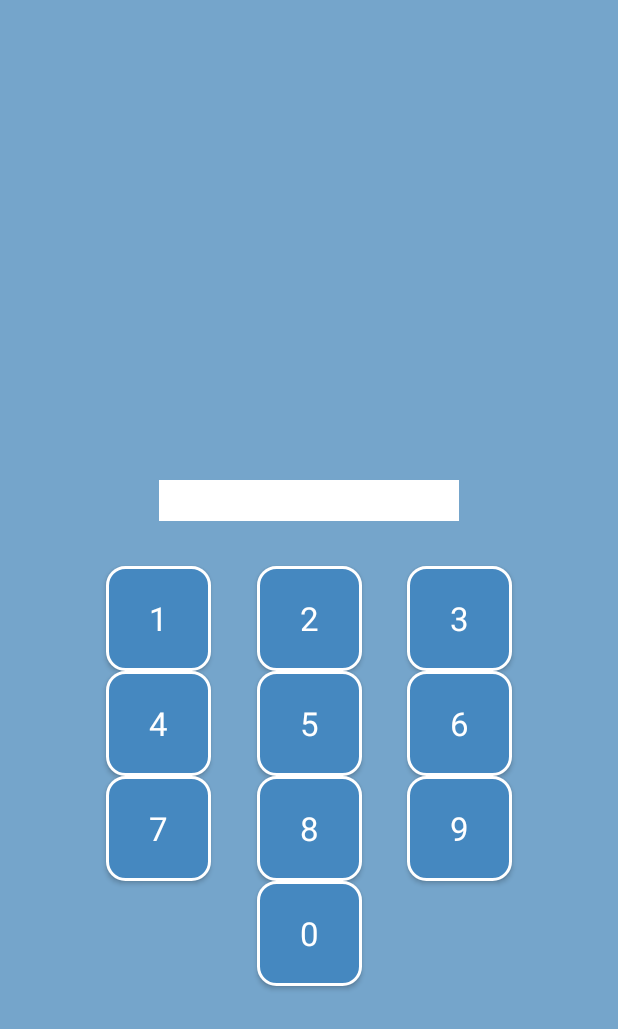
After one commit to VictorAstinov/BigBrainAcademy, an Android app: the WrittenMathScreen screen opened directly, with no data from a screen before it, on a phone screen of 412 x 824 dp. The commit adds this screen. Shown: the top 1029 px of the screen. Run offline under Robolectric (Android 15) with nearby library versions, the phone set to English and light mode, and no system bars.

Commit message:
Added prototype for WrittenMath minigame. Added textures and changed themes to fullscreen mode.

```diff
--- a/app/build.gradle
+++ b/app/build.gradle
@@ -35,6 +35,7 @@ dependencies {
 
     implementation 'androidx.appcompat:appcompat:1.0.0'
     implementation 'androidx.constraintlayout:constraintlayout:1.1.3'
+    implementation 'com.google.android.material:material:1.4.0'
     testImplementation 'junit:junit:4.13.2'
     androidTestImplementation 'androidx.test.ext:junit:1.1.1'
     androidTestImplementation 'androidx.test.espresso:espresso-core:3.1.0'
--- a/app/src/main/AndroidManifest.xml
+++ b/app/src/main/AndroidManifest.xml
@@ -9,6 +9,9 @@
         android:roundIcon="@mipmap/ic_launcher_round"
         android:supportsRtl="true"
         android:theme="@style/Theme.BigBrainAcademy">
+        <activity
+            android:name=".WrittenMathScreen"
+            android:exported="false" />
         <activity
             android:name=".TestScreen"
             android:exported="false" />
--- a/app/src/main/java/com/example/bigbrainacademy/AbstractAnalyzeGame.java
+++ b/app/src/main/java/com/example/bigbrainacademy/AbstractAnalyzeGame.java
@@ -1,4 +1,4 @@
 package com.example.bigbrainacademy;
 
-public class AbstractAnalyzeGame {
+public class AbstractAnalyzeGame extends AbstractGame{
 }
--- a/app/src/main/java/com/example/bigbrainacademy/AbstractComputeGame.java
+++ b/app/src/main/java/com/example/bigbrainacademy/AbstractComputeGame.java
@@ -1,4 +1,7 @@
 package com.example.bigbrainacademy;
 
-public class AbstractComputeGame {
+public class AbstractComputeGame extends AbstractGame {
+    public AbstractComputeGame() {
+        super();
+    }
 }
--- a/app/src/main/java/com/example/bigbrainacademy/AbstractGame.java
+++ b/app/src/main/java/com/example/bigbrainacademy/AbstractGame.java
@@ -16,5 +16,4 @@ public abstract class AbstractGame {
 
     }
     // pure virtual functions to be overridden by subclasses
-
 }
--- a/app/src/main/java/com/example/bigbrainacademy/AbstractIdentifyGame.java
+++ b/app/src/main/java/com/example/bigbrainacademy/AbstractIdentifyGame.java
@@ -1,4 +1,4 @@
 package com.example.bigbrainacademy;
 
-public class AbstractIdentifyGame extends AbstractGame{
+public class AbstractIdentifyGame extends AbstractGame {
 }
--- a/app/src/main/java/com/example/bigbrainacademy/AbstractThinkGame.java
+++ b/app/src/main/java/com/example/bigbrainacademy/AbstractThinkGame.java
@@ -1,4 +1,4 @@
 package com.example.bigbrainacademy;
 
-public class AbstractThinkGame extends AbstractGame{
+public class AbstractThinkGame extends AbstractGame {
 }
--- a/app/src/main/java/com/example/bigbrainacademy/ChoiceScreen.java
+++ b/app/src/main/java/com/example/bigbrainacademy/ChoiceScreen.java
@@ -12,6 +12,7 @@ import com.example.bigbrainacademy.databinding.ActivityMainBinding;
 public class ChoiceScreen extends AppCompatActivity implements ActivityInterface{
   private View view;
   private ActivityChoiceScreenBinding bind;
+
   @Override
   protected void onCreate(Bundle savedInstanceState) {
     super.onCreate(savedInstanceState);
--- a/app/src/main/java/com/example/bigbrainacademy/MainActivity.java
+++ b/app/src/main/java/com/example/bigbrainacademy/MainActivity.java
@@ -5,6 +5,7 @@ import android.content.Intent;
 import androidx.appcompat.app.AppCompatActivity;
 import android.os.Bundle;
 import android.view.View;
+import android.view.WindowManager;
 import android.widget.Button;
 import com.example.bigbrainacademy.databinding.ActivityMainBinding;
 
@@ -29,11 +30,14 @@ public class MainActivity extends AppCompatActivity implements ActivityInterface
   public void init_view() {
     bind = ActivityMainBinding.inflate(getLayoutInflater());
     view = bind.getRoot();
+    /* toggles full screen
+    getWindow().setFlags(WindowManager.LayoutParams.FLAG_FULLSCREEN, WindowManager.LayoutParams.FLAG_FULLSCREEN);
+     */
     setContentView(view);
   }
   @Override
   public void init_buttons() {
     Button start_button = findViewById(R.id.start_screen_button);
-    start_button.setOnClickListener((x) -> startActivity(new Intent(MainActivity.this, ChoiceScreen.class)));
+    start_button.setOnClickListener((x) -> startActivity(new Intent(this, ChoiceScreen.class)));
   }
 }
--- /dev/null
+++ b/app/src/main/java/com/example/bigbrainacademy/MatchmakerGame.java
@@ -0,0 +1,5 @@
+package com.example.bigbrainacademy;
+
+public class MatchmakerGame extends AbstractIdentifyGame {
+
+}
--- /dev/null
+++ b/app/src/main/java/com/example/bigbrainacademy/Model.java
@@ -0,0 +1,6 @@
+package com.example.bigbrainacademy;
+
+// base class
+public class Model {
+
+}
--- a/app/src/main/java/com/example/bigbrainacademy/PracticeScreen.java
+++ b/app/src/main/java/com/example/bigbrainacademy/PracticeScreen.java
@@ -1,6 +1,8 @@
 package com.example.bigbrainacademy;
 
 import androidx.appcompat.app.AppCompatActivity;
+
+import android.content.Intent;
 import android.os.Bundle;
 import android.view.View;
 import android.widget.Button;
@@ -25,10 +27,10 @@ public class PracticeScreen extends AppCompatActivity implements ActivityInterfa
     bind = ActivityPracticeScreenBinding.inflate(getLayoutInflater());
     view = bind.getRoot();
     setContentView(view);
+    startActivity(new Intent(this, WrittenMathScreen.class));
   }
 
   @Override
   public void init_buttons() {
-
   }
 }
--- a/app/src/main/java/com/example/bigbrainacademy/TestScreen.java
+++ b/app/src/main/java/com/example/bigbrainacademy/TestScreen.java
@@ -1,17 +1,21 @@
 package com.example.bigbrainacademy;
 
 import androidx.appcompat.app.AppCompatActivity;
+
+import android.content.Intent;
+import android.graphics.Color;
 import android.os.Bundle;
 import android.os.CountDownTimer;
 import android.view.View;
+import android.widget.Button;
 import android.widget.TextView;
 
 import com.example.bigbrainacademy.databinding.ActivityTestScreenBinding;
 
 // view for the test part of the game
-public class TestScreen extends AppCompatActivity implements ActivityInterface{
-  ActivityTestScreenBinding bind;
-  View view;
+public class TestScreen extends AppCompatActivity implements ActivityInterface {
+  private ActivityTestScreenBinding bind;
+  private View view;
   @Override
   protected void onCreate(Bundle savedInstanceState) {
     super.onCreate(savedInstanceState);
@@ -32,6 +36,7 @@ public class TestScreen extends AppCompatActivity implements ActivityInterface{
       @Override
       public void onFinish() {
         text.setText(R.string.test_screen_countdown_end);
+        startActivity(new Intent(TestScreen.this, WrittenMathScreen.class));
       }
     }.start();
   }
--- /dev/null
+++ b/app/src/main/java/com/example/bigbrainacademy/WrittenMath.java
@@ -0,0 +1,38 @@
+package com.example.bigbrainacademy;
+
+// model for the written math minigame
+public class WrittenMath extends AbstractComputeGame {
+    private String input;
+    private String answer;
+    private String problem;
+
+    public WrittenMath() {
+        super();
+        input = new String("");
+        generateProblem();
+    }
+
+    public void addDigit(char c) {
+        input = input + c;
+    }
+
+    public String getInput() {
+        return input;
+    }
+
+    // makes problem and returns a formatted string, sets answer after generating problem
+    private void generateProblem() {
+        // TODO: make algorithm for generating problems
+        answer = new String("123");
+    }
+
+    public boolean isContinue() {
+        return (answer.charAt(input.length() - 1) == input.charAt(input.length() - 1));
+    }
+
+    public boolean isCorrect() {
+        return answer.equals(input);
+    }
+
+
+}
--- /dev/null
+++ b/app/src/main/java/com/example/bigbrainacademy/WrittenMathScreen.java
@@ -0,0 +1,116 @@
+package com.example.bigbrainacademy;
+
+import static com.example.bigbrainacademy.R.*;
+
+import androidx.appcompat.app.AppCompatActivity;
+import com.example.bigbrainacademy.databinding.ActivityWrittenMathScreenBinding;
+import android.os.Bundle;
+import android.view.View;
+import android.widget.Button;
+import android.widget.TextView;
+
+public class WrittenMathScreen extends AppCompatActivity implements ActivityInterface, View.OnClickListener {
+    private WrittenMath calcState;
+    private ActivityWrittenMathScreenBinding bind;
+    private View view;
+
+    @Override
+    protected void onCreate(Bundle savedInstanceState) {
+        super.onCreate(savedInstanceState);
+        // TODO: Buttons must be initialized after the view, move all init_button calls to the end of init_view
+        init_view();
+        init_buttons();
+    }
+
+    @Override
+    public void init_buttons() {
+        Button zero = findViewById(id.calc_0);
+        Button one = findViewById(id.calc_1);
+        Button two = findViewById(id.calc_2);
+        Button three = findViewById(id.calc_3);
+        Button four = findViewById(id.calc_4);
+        Button five = findViewById(id.calc_5);
+        Button six = findViewById(id.calc_6);
+        Button seven = findViewById(id.calc_7);
+        Button eight = findViewById(id.calc_8);
+        Button nine = findViewById(id.calc_9);
+        zero.setOnClickListener(this);
+        one.setOnClickListener(this);
+        two.setOnClickListener(this);
+        three.setOnClickListener(this);
+        four.setOnClickListener(this);
+        five.setOnClickListener(this);
+        six.setOnClickListener(this);
+        seven.setOnClickListener(this);
+        eight.setOnClickListener(this);
+        nine.setOnClickListener(this);
+    }
+
+    @Override
+    public void init_view() {
+        bind = ActivityWrittenMathScreenBinding.inflate(getLayoutInflater());
+        view = bind.getRoot();
+        setContentView(view);
+        calcState = new WrittenMath();
+    }
+
+    @Override
+    public void onClick(View v) {
+        char digit = 0;
+        switch (v.getId()) {
+            case id.calc_0:
+                digit = '0';
+                break;
+            case id.calc_1:
+                digit = '1';
+                break;
+            case id.calc_2:
+                digit = '2';
+                break;
+            case id.calc_3:
+                digit = '3';
+                break;
+            case id.calc_4:
+                digit = '4';
+                break;
+            case id.calc_5:
+                digit = '5';
+                break;
+            case id.calc_6:
+                digit = '6';
+                break;
+            case id.calc_7:
+                digit  = '7';
+                break;
+            case id.calc_8:
+                digit = '8';
+                break;
+            case id.calc_9:
+                digit = '9';
+                break;
+        }
+        calcState.addDigit(digit);
+        update_answer();
+        check_answer();
+
+    }
+
+    private void update_answer() {
+        TextView text = view.findViewById(id.input_box_written_math_screen);
+        text.setText(calcState.getInput());
+    }
+
+    private void check_answer() {
+        if (calcState.isCorrect()) {
+            // do correct answer stuff here
+            view.setBackgroundColor(getResources().getColor(color.green, getTheme()));
+        }
+        else {
+            // check if there should be more input
+            if (!calcState.isContinue()) {
+                // input was wrong
+                view.setBackgroundColor(getResources().getColor(color.red, getTheme()));
+            }
+        }
+    }
+}
--- /dev/null
+++ b/app/src/main/res/drawable/written_math_button.xml
@@ -0,0 +1,11 @@
+<?xml version="1.0" encoding="utf-8"?>
+<shape xmlns:android="http://schemas.android.com/apk/res/android"
+    android:shape="rectangle">
+    <solid android:color="#4588C0" />
+    <stroke
+        android:width="2dp"
+        android:color="#ffffff" />
+    <corners android:radius="12dp"
+    />
+
+</shape>
--- a/app/src/main/res/layout/activity_test_screen.xml
+++ b/app/src/main/res/layout/activity_test_screen.xml
@@ -10,9 +10,11 @@
         android:id="@+id/test_screen_timer"
         android:layout_width="match_parent"
         android:layout_height="match_parent"
+        android:gravity="center"
         android:textAppearance="?android:attr/textAppearanceLarge"
         android:textSize="40sp"
-        android:gravity="center"
         app:layout_constraintBottom_toBottomOf="parent"
-        app:layout_constraintEnd_toEndOf="parent" />
+        app:layout_constraintEnd_toEndOf="parent"
+        app:layout_constraintTop_toTopOf="parent" />
+
 </androidx.constraintlayout.widget.ConstraintLayout>
--- /dev/null
+++ b/app/src/main/res/layout/activity_written_math_screen.xml
@@ -0,0 +1,180 @@
+<?xml version="1.0" encoding="utf-8"?>
+<androidx.constraintlayout.widget.ConstraintLayout xmlns:android="http://schemas.android.com/apk/res/android"
+    xmlns:app="http://schemas.android.com/apk/res-auto"
+    xmlns:tools="http://schemas.android.com/tools"
+    android:layout_width="match_parent"
+    android:layout_height="match_parent"
+    android:background="#75A5CB"
+    android:padding="40dp">
+
+    <TextView
+        android:id="@+id/input_box_written_math_screen"
+        android:layout_width="wrap_content"
+        android:layout_height="wrap_content"
+        android:layout_marginTop="280dp"
+        android:background="#ffffff"
+        android:gravity="center"
+        android:minWidth="200dp"
+        android:padding="4dp"
+        app:layout_constraintEnd_toEndOf="parent"
+        app:layout_constraintHorizontal_bias="0.498"
+        app:layout_constraintStart_toStartOf="parent"
+        app:layout_constraintTop_toTopOf="parent"
+        />
+
+    <Button
+        android:id="@+id/calc_1"
+        android:layout_width="70dp"
+        android:layout_height="70dp"
+        android:layout_marginTop="30dp"
+        android:background="@drawable/written_math_button"
+
+        android:text="1"
+        android:textAppearance="@style/TextAppearance.AppCompat.Large"
+        android:textColor="#ffffff"
+        app:layout_constraintEnd_toStartOf="@+id/calc_2"
+        app:layout_constraintHorizontal_bias="0.5"
+        app:layout_constraintHorizontal_chainStyle="spread"
+        app:layout_constraintHorizontal_weight="1"
+        app:layout_constraintStart_toStartOf="parent"
+        app:layout_constraintTop_toBottomOf="@+id/input_box_written_math_screen" />
+
+    <Button
+        android:id="@+id/calc_2"
+        android:layout_width="70dp"
+        android:layout_height="70dp"
+        android:background="@drawable/written_math_button"
+        android:text="2"
+        android:textAppearance="@style/TextAppearance.AppCompat.Large"
+        android:textColor="#ffffff"
+        app:layout_constraintBottom_toBottomOf="@+id/calc_1"
+        app:layout_constraintEnd_toStartOf="@+id/calc_3"
+        app:layout_constraintHorizontal_bias="0.5"
+        app:layout_constraintHorizontal_chainStyle="spread"
+        app:layout_constraintHorizontal_weight="1"
+        app:layout_constraintStart_toEndOf="@+id/calc_1"
+        app:layout_constraintTop_toTopOf="@+id/calc_1" />
+
+    <Button
+        android:id="@+id/calc_3"
+        android:layout_width="70dp"
+        android:layout_height="70dp"
+        android:background="@drawable/written_math_button"
+        android:text="3"
+        android:textAppearance="@style/TextAppearance.AppCompat.Large"
+        android:textColor="#ffffff"
+        app:layout_constraintBottom_toBottomOf="@+id/calc_1"
+        app:layout_constraintEnd_toEndOf="parent"
+        app:layout_constraintHorizontal_bias="0.5"
+        app:layout_constraintHorizontal_chainStyle="spread"
+        app:layout_constraintHorizontal_weight="1"
+        app:layout_constraintStart_toEndOf="@+id/calc_2"
+        app:layout_constraintTop_toTopOf="@+id/calc_1" />
+
+    <Button
+        android:id="@+id/calc_4"
+        android:layout_width="70dp"
+        android:layout_height="70dp"
+        android:background="@drawable/written_math_button"
+        android:text="4"
+        android:textAppearance="@style/TextAppearance.AppCompat.Large"
+        android:textColor="#ffffff"
+        app:layout_constraintEnd_toStartOf="@+id/calc_5"
+        app:layout_constraintHorizontal_bias="0.5"
+        app:layout_constraintHorizontal_chainStyle="spread"
+        app:layout_constraintHorizontal_weight="1"
+        app:layout_constraintStart_toStartOf="parent"
+        app:layout_constraintTop_toBottomOf="@+id/calc_1" />
+
+    <Button
+        android:id="@+id/calc_5"
+        android:layout_width="70dp"
+        android:layout_height="70dp"
+        android:background="@drawable/written_math_button"
+        android:text="5"
+        android:textAppearance="@style/TextAppearance.AppCompat.Large"
+        android:textColor="#ffffff"
+        app:layout_constraintBottom_toBottomOf="@+id/calc_4"
+        app:layout_constraintEnd_toStartOf="@+id/calc_6"
+        app:layout_constraintHorizontal_bias="0.5"
+        app:layout_constraintHorizontal_chainStyle="spread"
+        app:layout_constraintHorizontal_weight="1"
+        app:layout_constraintStart_toEndOf="@+id/calc_1"
+        app:layout_constraintTop_toTopOf="@+id/calc_4" />
+
+    <Button
+        android:id="@+id/calc_6"
+        android:layout_width="70dp"
+        android:layout_height="70dp"
+        android:background="@drawable/written_math_button"
+        android:text="6"
+        android:textAppearance="@style/TextAppearance.AppCompat.Large"
+        android:textColor="#ffffff"
+        app:layout_constraintBottom_toBottomOf="@+id/calc_4"
+        app:layout_constraintEnd_toEndOf="parent"
+        app:layout_constraintHorizontal_bias="0.5"
+        app:layout_constraintHorizontal_chainStyle="spread"
+        app:layout_constraintHorizontal_weight="1"
+        app:layout_constraintStart_toEndOf="@+id/calc_5"
+        app:layout_constraintTop_toTopOf="@+id/calc_4" />
+
+    <Button
+        android:id="@+id/calc_7"
+        android:layout_width="70dp"
+        android:layout_height="70dp"
+        android:background="@drawable/written_math_button"
+        android:text="7"
+        android:textAppearance="@style/TextAppearance.AppCompat.Large"
+        android:textColor="#ffffff"
+        app:layout_constraintEnd_toStartOf="@+id/calc_8"
+        app:layout_constraintHorizontal_bias="0.5"
+        app:layout_constraintHorizontal_chainStyle="spread"
+        app:layout_constraintHorizontal_weight="1"
+        app:layout_constraintStart_toStartOf="parent"
+        app:layout_constraintTop_toBottomOf="@+id/calc_4" />
+
+    <Button
+        android:id="@+id/calc_8"
+        android:layout_width="70dp"
+        android:layout_height="70dp"
+        android:background="@drawable/written_math_button"
+        android:text="8"
+        android:textAppearance="@style/TextAppearance.AppCompat.Large"
+        android:textColor="#ffffff"
+        app:layout_constraintBottom_toBottomOf="@+id/calc_7"
+        app:layout_constraintEnd_toStartOf="@+id/calc_9"
+        app:layout_constraintHorizontal_bias="0.5"
+        app:layout_constraintHorizontal_chainStyle="spread"
+        app:layout_constraintHorizontal_weight="1"
+        app:layout_constraintStart_toEndOf="@+id/calc_4"
+        app:layout_constraintTop_toTopOf="@+id/calc_7" />
+
+    <Button
+        android:id="@+id/calc_9"
+        android:layout_width="70dp"
+        android:layout_height="70dp"
+        android:background="@drawable/written_math_button"
+        android:text="9"
+        android:textAppearance="@style/TextAppearance.AppCompat.Large"
+        android:textColor="#ffffff"
+        app:layout_constraintBottom_toBottomOf="@+id/calc_7"
+        app:layout_constraintEnd_toEndOf="parent"
+        app:layout_constraintHorizontal_bias="0.5"
+        app:layout_constraintHorizontal_chainStyle="spread"
+        app:layout_constraintHorizontal_weight="1"
+        app:layout_constraintStart_toEndOf="@+id/calc_8"
+        app:layout_constraintTop_toTopOf="@+id/calc_7" />
+
+    <Button
+        android:id="@+id/calc_0"
+        android:layout_width="70dp"
+        android:layout_height="70dp"
+        android:background="@drawable/written_math_button"
+        android:text="0"
+        android:textAppearance="@style/TextAppearance.AppCompat.Large"
+        android:textColor="#ffffff"
+        app:layout_constraintEnd_toEndOf="@+id/calc_8"
+        app:layout_constraintStart_toStartOf="@+id/calc_8"
+        app:layout_constraintTop_toBottomOf="@+id/calc_8" />
+
+</androidx.constraintlayout.widget.ConstraintLayout>
--- a/app/src/main/res/values-night/themes.xml
+++ b/app/src/main/res/values-night/themes.xml
@@ -1,10 +1,12 @@
 <resources xmlns:tools="http://schemas.android.com/tools">
     <!-- Base application theme. -->
-    <style name="Theme.BigBrainAcademy" parent="Theme.AppCompat.Light.DarkActionBar">
+    <style name="Theme.BigBrainAcademy" parent="Theme.AppCompat.Light.NoActionBar">
         <!-- Primary brand color. -->
         <item name="colorPrimary">@color/purple_200</item>
         <item name="colorPrimaryDark">@color/purple_700</item>
         <item name="colorAccent">@color/teal_200</item>
         <!-- Customize your theme here. -->
+        <!-- Fullscreen -->
+        <item name="android:windowFullscreen">true</item>
     </style>
 </resources>
--- a/app/src/main/res/values/themes.xml
+++ b/app/src/main/res/values/themes.xml
@@ -1,10 +1,12 @@
 <resources xmlns:tools="http://schemas.android.com/tools">
-    <!-- Base application theme. -->
-    <style name="Theme.BigBrainAcademy" parent="Theme.AppCompat.Light.DarkActionBar">
+    <!-- Base application theme. No action bar removes title bar from app -->
+    <style name="Theme.BigBrainAcademy" parent="Theme.AppCompat.Light.NoActionBar">
         <!-- Primary brand color. -->
         <item name="colorPrimary">@color/purple_500</item>
         <item name="colorPrimaryDark">@color/purple_700</item>
         <item name="colorAccent">@color/teal_200</item>
         <!-- Customize your theme here. -->
+        <!-- Fullscreen -->
+        <item name="android:windowFullscreen">true</item>
     </style>
 </resources>
```
